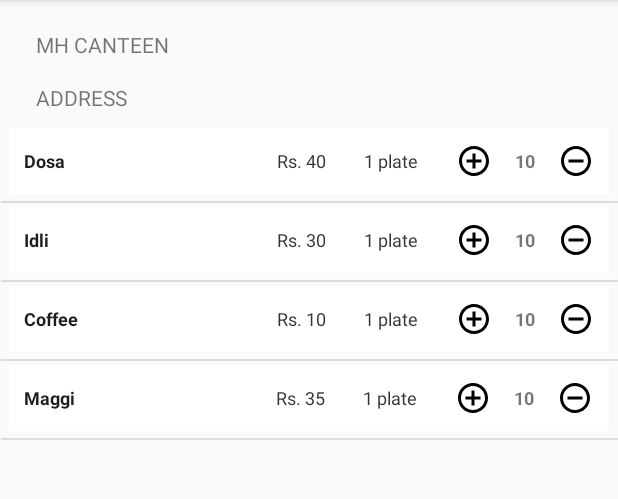
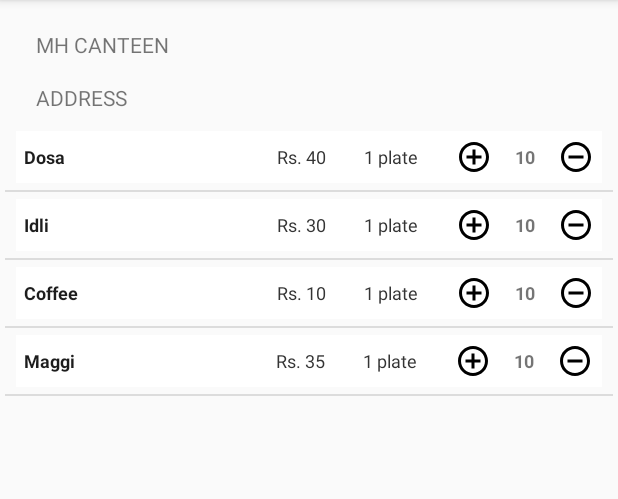
Before and after one commit to abhilashkulkarni340/LocatorProject, an Android app: the ShopActivity screen opened directly, with no data from a screen before it, on a phone screen of 412 x 824 dp, the part 84-583 px from its top. Run offline under Robolectric (Android 15) with nearby library versions, the phone set to English and light mode, and no system bars.

Commit message:
updated layout of shop activity and dashboard

```diff
--- a/app/src/main/res/layout/activity_shop.xml
+++ b/app/src/main/res/layout/activity_shop.xml
@@ -33,7 +33,7 @@
 
     <ListView
         android:id="@+id/list3"
-        android:layout_width="411dp"
+        android:layout_width="0dp"
         android:layout_height="0dp"
         android:layout_marginBottom="8dp"
         android:layout_marginEnd="3dp"
--- a/app/src/main/res/layout/content_dashboard2.xml
+++ b/app/src/main/res/layout/content_dashboard2.xml
@@ -24,7 +24,7 @@
 
     <ListView
         android:id="@+id/list2"
-        android:layout_width="411dp"
+        android:layout_width="0dp"
         android:layout_height="0dp"
         android:layout_marginBottom="8dp"
         android:layout_marginEnd="3dp"
--- a/app/src/main/res/layout/list_single.xml
+++ b/app/src/main/res/layout/list_single.xml
@@ -16,13 +16,14 @@
 
         <RelativeLayout
             android:id="@+id/rel_shop_list"
-            android:layout_width="400dp"
+            android:layout_width="match_parent"
             android:layout_height="match_parent"
             android:layout_marginBottom="2dp"
             android:background="#fff"
             android:clickable="true"
             android:orientation="horizontal"
-            android:padding="5dp">
+            android:padding="5dp"
+            android:layout_weight="1">
 
             <LinearLayout
                 android:id="@+id/thumbnail"
--- a/app/src/main/res/layout/list_single_products.xml
+++ b/app/src/main/res/layout/list_single_products.xml
@@ -6,29 +6,27 @@
     <TableRow
         android:layout_width="match_parent"
         android:layout_height="match_parent"
-        android:orientation="vertical"
+        android:clickable="true"
         android:paddingBottom="2.5dp"
         android:paddingLeft="5dp"
         android:paddingRight="5dp"
         android:paddingTop="2.5dp"
-        android:textAlignment="center"
-        android:clickable="true">
+        >
 
         <RelativeLayout
-            android:layout_width="400dp"
-            android:layout_marginBottom="2dp"
+            android:layout_width="match_parent"
             android:layout_height="wrap_content"
+            android:layout_margin="2dp"
             android:background="#fff"
             android:orientation="horizontal"
-            android:padding="10dp">
-
+            android:padding="5dp"
+            android:layout_weight="1">
 
 
             <LinearLayout
                 android:id="@+id/cart_plus_minus_layout"
                 android:layout_width="match_parent"
                 android:layout_height="wrap_content"
-                android:layout_alignParentRight="true"
                 android:orientation="horizontal">
 
                 <TextView
@@ -41,8 +39,7 @@
                     android:text="Dosa"
                     android:textColor="#1d1d1d"
                     android:textSize="12dip"
-                    android:textStyle="bold"
-                     />
+                    android:textStyle="bold" />
 
                 <TextView
                     android:id="@+id/plist_price"
```
Also changed, not shown: app/src/main/java/com/example/abhilashsk/storelocator/LoginActivity.java (+10 -4 lines).
